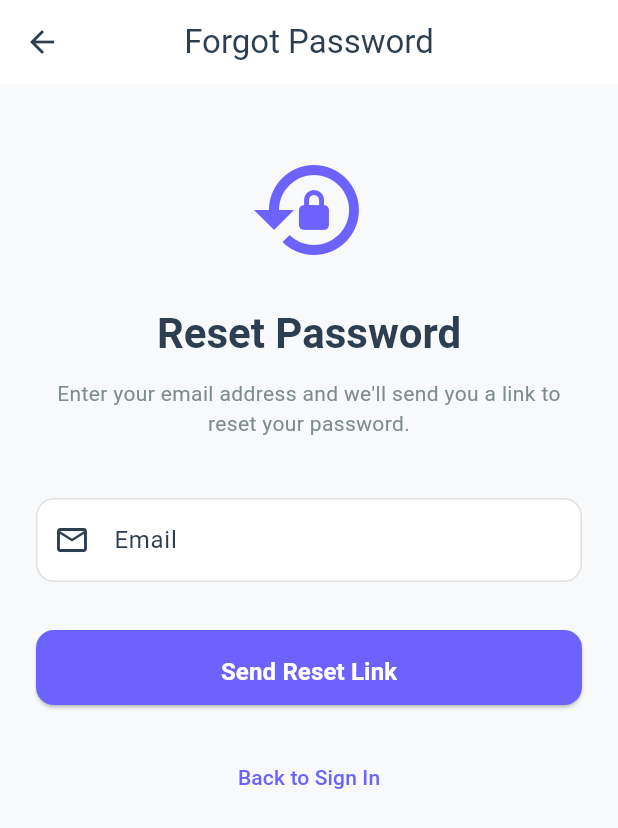
After one commit to aliah-bat/liveness-app, a Flutter app: the screen it shows after launch, after a tap on "Forgot Password?", on a phone screen of 412 x 824 dp. The commit adds this screen. Shown: the top 828 px of the screen. Run offline on Flutter 3.47's test engine with Material 3 defaults, Android fonts, the phone set to English and light mode, and no system bars; our stand-ins replace camera, flutter_dotenv, image_picker, supabase_flutter; missing offline and left inert: aws_rekognition_api, google_mlkit_face_detection, google_mlkit_text_recognition; accounts and stored records are empty.

Commit message:
biometric storage and sign out and forgot password

```diff
--- a/lib/core/config/routes.dart
+++ b/lib/core/config/routes.dart
@@ -1,6 +1,7 @@
 import 'package:flutter/material.dart';
 import '/features/auth/screens/sign_in_screen.dart';
 import '/features/auth/screens/sign_up_screen.dart';
+import '/features/auth/screens/forgot_password_screen.dart'; // <-- ADD THIS
 import '/features/dashboard/screens/dashboard_screen.dart';
 import '/features/bill/screens/bill_screen.dart';
 import '/features/profile/screen/profile_screen.dart';
@@ -9,6 +10,7 @@ class AppRoutes {
   static const String initial = '/sign-in';
   static const String signIn = '/sign-in';
   static const String signUp = '/sign-up';
+  static const String forgotPassword = '/forgot-password'; // <-- ADD THIS
   static const String dashboard = '/dashboard';
   static const String bills = '/bills';
   static const String profile = '/profile';
@@ -20,6 +22,9 @@ class AppRoutes {
 
       case signUp:
         return MaterialPageRoute(builder: (_) => const SignUpScreen());
+
+      case forgotPassword: // <-- ADD THIS CASE
+        return MaterialPageRoute(builder: (_) => const ForgotPasswordScreen());
 
       case dashboard:
         return MaterialPageRoute(builder: (_) => DashboardScreen());
--- a/lib/core/utils/constants.dart
+++ b/lib/core/utils/constants.dart
@@ -4,6 +4,7 @@ class AppConstants {
   static const String signInRoute = '/sign-in';
   static const String otpRoute = '/otp';
   static const String dashboardRoute = '/dashboard';
+  static const String forgotPasswordRoute = '/forgot-password';
 
   // Validation
   static const int minPasswordLength = 8;
--- /dev/null
+++ b/lib/features/auth/screens/forgot_password_screen.dart
@@ -0,0 +1,142 @@
+import 'package:flutter/material.dart';
+import 'package:provider/provider.dart';
+import '../../../core/config/theme.dart';
+import '../../../core/utils/constants.dart';
+import '../../../core/utils/validators.dart';
+import '../../../core/utils/helpers.dart';
+import '../providers/auth_provider.dart';
+
+class ForgotPasswordScreen extends StatefulWidget {
+  const ForgotPasswordScreen({super.key});
+
+  @override
+  State<ForgotPasswordScreen> createState() => _ForgotPasswordScreenState();
+}
+
+class _ForgotPasswordScreenState extends State<ForgotPasswordScreen> {
+  final _formKey = GlobalKey<FormState>();
+  final _emailController = TextEditingController();
+
+  @override
+  void dispose() {
+    _emailController.dispose();
+    super.dispose();
+  }
+
+  Future<void> _handleResetPassword() async {
+    if (!_formKey.currentState!.validate()) return;
+
+    Helpers.hideKeyboard(context);
+
+    final authProvider = Provider.of<AuthProvider>(context, listen: false);
+    final success = await authProvider.resetPassword(_emailController.text.trim());
+
+    if (!mounted) return;
+
+    if (success) {
+      Helpers.showSnackBar(context, 'Password reset link sent to your email');
+      Navigator.pop(context);
+    } else {
+      Helpers.showSnackBar(
+        context,
+        authProvider.errorMessage ?? 'Failed to send reset link',
+        isError: true,
+      );
+    }
+  }
+
+  @override
+  Widget build(BuildContext context) {
+    final authProvider = Provider.of<AuthProvider>(context);
+    final isLoading = authProvider.isLoading;
+
+    return Scaffold(
+      appBar: AppBar(
+        title: const Text('Forgot Password'),
+      ),
+      body: SafeArea(
+        child: SingleChildScrollView(
+          padding: const EdgeInsets.all(24.0),
+          child: Form(
+            key: _formKey,
+            child: Column(
+              crossAxisAlignment: CrossAxisAlignment.stretch,
+              children: [
+                const SizedBox(height: 20),
+
+                Icon(
+                  Icons.lock_reset,
+                  size: 80,
+                  color: AppTheme.primaryColor,
+                ),
+
+                const SizedBox(height: 24),
+
+                Text(
+                  'Reset Password',
+                  style: Theme.of(context).textTheme.headlineMedium?.copyWith(
+                        fontWeight: FontWeight.bold,
+                      ),
+                  textAlign: TextAlign.center,
+                ),
+
+                const SizedBox(height: 12),
+
+                Text(
+                  'Enter your email address and we\'ll send you a link to reset your password.',
+                  style: Theme.of(context).textTheme.bodyMedium?.copyWith(
+                        color: AppTheme.textSecondaryColor,
+                      ),
+                  textAlign: TextAlign.center,
+                ),
+
+                const SizedBox(height: 40),
+
+                TextFormField(
+                  controller: _emailController,
+                  decoration: const InputDecoration(
+                    labelText: 'Email',
+                    prefixIcon: Icon(Icons.email_outlined),
+                  ),
+                  keyboardType: TextInputType.emailAddress,
+                  textInputAction: TextInputAction.done,
+                  validator: Validators.validateEmail,
+                  onFieldSubmitted: (_) => _handleResetPassword(),
+                ),
+
+                const SizedBox(height: 32),
+
+                SizedBox(
+                  height: 50,
+                  child: ElevatedButton(
+                    onPressed: isLoading ? null : _handleResetPassword,
+                    child: isLoading
+                        ? const SizedBox(
+                            height: 20,
+                            width: 20,
+                            child: CircularProgressIndicator(
+                              strokeWidth: 2,
+                              valueColor: AlwaysStoppedAnimation<Color>(Colors.white),
+                            ),
+                          )
+                        : const Text(
+                            'Send Reset Link',
+                            style: TextStyle(fontSize: 16, fontWeight: FontWeight.w600),
+                          ),
+                  ),
+                ),
+
+                const SizedBox(height: 24),
+
+                TextButton(
+                  onPressed: () => Navigator.pop(context),
+                  child: const Text('Back to Sign In'),
+                ),
+              ],
+            ),
+          ),
+        ),
+      ),
+    );
+  }
+}
--- a/lib/features/auth/screens/sign_in_screen.dart
+++ b/lib/features/auth/screens/sign_in_screen.dart
@@ -4,6 +4,7 @@ import '../../../core/config/theme.dart';
 import '../../../core/utils/constants.dart';
 import '../../../core/utils/validators.dart';
 import '../../../core/utils/helpers.dart';
+import '../../../core/config/routes.dart';
 import '../providers/auth_provider.dart';
 
 class SignInScreen extends StatefulWidget {
@@ -147,8 +148,19 @@ class _SignInScreenState extends State<SignInScreen> {
                           ),
                   ),
                 ),
+                const SizedBox(height: 16),
 
-                const SizedBox(height: 24),
+                Align(
+                  alignment: Alignment.centerRight,
+                  child: TextButton(
+                    onPressed: () {
+                      Navigator.pushNamed(context, AppRoutes.forgotPassword);
+                    },
+                    child: const Text('Forgot Password?'),
+                  ),
+                ),
+
+                const SizedBox(height: 8),
 
                 Row(
                   mainAxisAlignment: MainAxisAlignment.center,
--- a/lib/features/auth/services/auth_service.dart
+++ b/lib/features/auth/services/auth_service.dart
@@ -86,6 +86,17 @@ class AuthService {
     }
   }
 
+  Future<void> resetPassword(String email) async {
+  try {
+    await _supabase.auth.resetPasswordForEmail(
+      email,
+      redirectTo: 'billpay://reset-password',
+    );
+  } catch (e) {
+    throw Exception('Failed to send reset email: ${e.toString()}');
+  }
+}
+
   // Get user profile
   Future<UserModel?> getUserProfile() async {
     try {
--- a/lib/main.dart
+++ b/lib/main.dart
@@ -3,7 +3,7 @@ import 'package:flutter/services.dart';
 import 'package:flutter_dotenv/flutter_dotenv.dart';
 import 'app.dart';
 import 'core/services/supabase_service.dart';
-
+import 'core/services/aws_rekognition_service.dart';
 void main() async {
   WidgetsFlutterBinding.ensureInitialized();
 
@@ -29,5 +29,14 @@ void main() async {
     debugPrint('❌ Failed to initialize app: $e');
   }
 
+  // Create AWS Rekognition collection (run once)
+  try {
+    final awsService = AWSRekognitionService();
+    await awsService.createCollection('billpay');
+    debugPrint('✅ AWS Rekognition collection created');
+  } catch (e) {
+    debugPrint('⚠️ AWS collection might already exist: $e');
+  }
+
   runApp(const MyApp());
 }
```
Also changed, not shown: lib/core/services/aws_rekognition_service.dart (+90 -0 lines), lib/features/auth/providers/auth_provider.dart (+19 -0 lines), lib/features/auth/screens/face_registration_screen.dart (+13 -16 lines), lib/features/auth/screens/face_verification_screen.dart (+10 -8 lines), lib/features/profile/screen/profile_screen.dart (+8 -3 lines).
